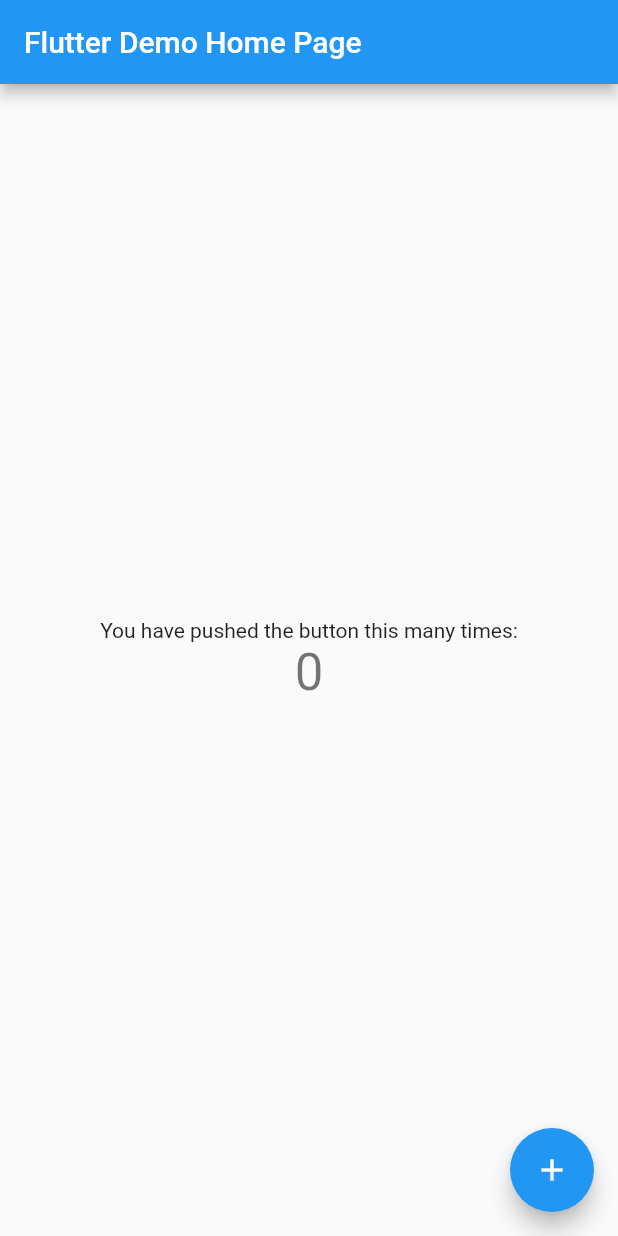
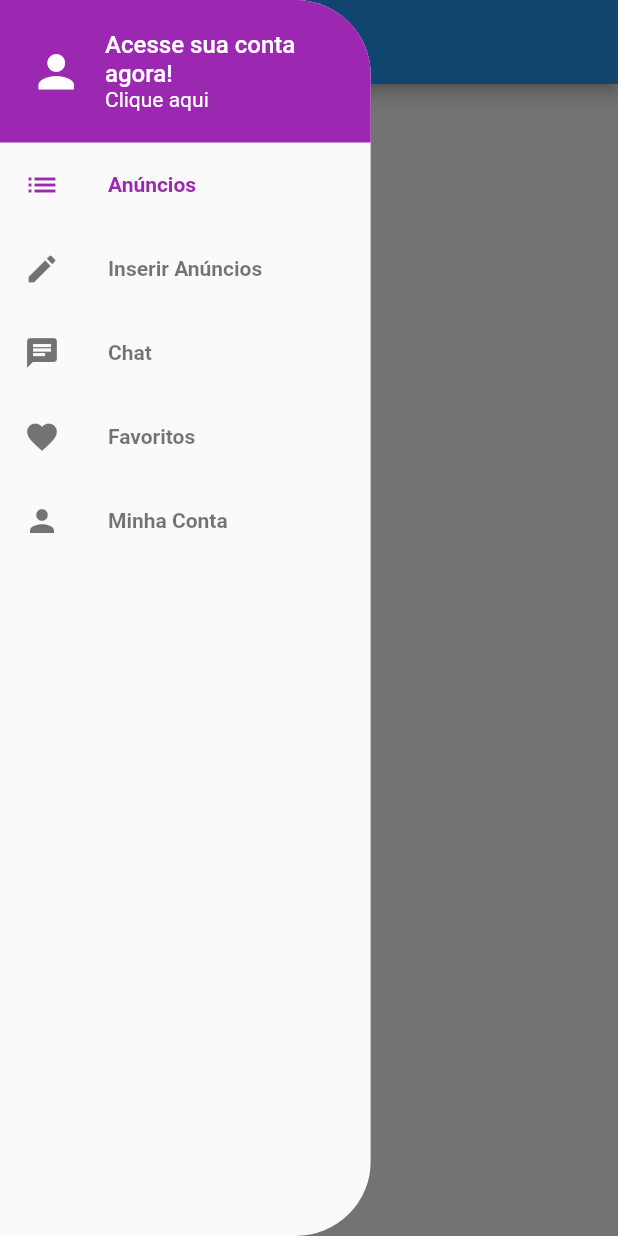
Before and after one commit to RBioZ/xlo_mobx, a Flutter app: the screen it shows after launch, with the side drawer open (before the commit the screen has no drawer), on a phone screen of 412 x 824 dp. Run offline on Flutter 3.47's test engine with Material 2 defaults, Android fonts, the phone set to English and light mode, and no system bars; our stand-ins replace parse_server_sdk_flutter.

Commit message:
:sparkles: custom drawer

```diff
--- /dev/null
+++ b/lib/components/custom_drawer/custom_drawer.dart
@@ -0,0 +1,21 @@
+import 'package:flutter/material.dart';
+import 'package:xlo_mobx/components/custom_drawer/custom_drawer_header.dart';
+import 'package:xlo_mobx/components/custom_drawer/page_section.dart';
+
+class CustomDrawer extends StatelessWidget {
+  const CustomDrawer({Key? key}) : super(key: key);
+
+  @override
+  Widget build(BuildContext context) {
+    return ClipRRect(
+      borderRadius: BorderRadius.horizontal(right: Radius.circular(50)),
+      child: SizedBox(
+          width: MediaQuery.of(context).size.width * 0.6,
+          child: Drawer(
+            child: ListView(
+              children: [CustomDrawerHeader(), PageSection()],
+            ),
+          )),
+    );
+  }
+}
--- /dev/null
+++ b/lib/components/custom_drawer/custom_drawer_header.dart
@@ -0,0 +1,46 @@
+import 'package:flutter/material.dart';
+
+class CustomDrawerHeader extends StatelessWidget {
+  const CustomDrawerHeader({Key? key}) : super(key: key);
+
+  @override
+  Widget build(BuildContext context) {
+    return Container(
+      color: Colors.purple,
+      height: 95,
+      padding: const EdgeInsets.symmetric(horizontal: 20),
+      child: Row(
+        children: [
+          Icon(
+            Icons.person,
+            color: Colors.white,
+            size: 35,
+          ),
+          SizedBox(
+            width: 15,
+          ),
+          Expanded(
+            child: Column(
+              crossAxisAlignment: CrossAxisAlignment.start,
+              mainAxisAlignment: MainAxisAlignment.center,
+              children: [
+                Text(
+                  'Acesse sua conta agora!',
+                  style: TextStyle(
+                      color: Colors.white,
+                      fontSize: 16,
+                      fontWeight: FontWeight.w500),
+                ),
+                Text('Clique aqui',
+                    style: TextStyle(
+                        color: Colors.white,
+                        fontSize: 14,
+                        fontWeight: FontWeight.w400))
+              ],
+            ),
+          )
+        ],
+      ),
+    );
+  }
+}
--- /dev/null
+++ b/lib/components/custom_drawer/page_section.dart
@@ -0,0 +1,44 @@
+import 'package:flutter/material.dart';
+import 'package:xlo_mobx/components/custom_drawer/page_tile.dart';
+
+class PageSection extends StatelessWidget {
+  const PageSection({Key? key}) : super(key: key);
+
+  @override
+  Widget build(BuildContext context) {
+    return Column(
+      children: [
+        PageTile(
+          label: 'Anúncios',
+          iconData: Icons.list,
+          onTap: () {},
+          highLighted: true,
+        ),
+        PageTile(
+          label: 'Inserir Anúncios',
+          iconData: Icons.edit,
+          onTap: () {},
+          highLighted: false,
+        ),
+        PageTile(
+          label: 'Chat',
+          iconData: Icons.chat,
+          onTap: () {},
+          highLighted: false,
+        ),
+        PageTile(
+          label: 'Favoritos',
+          iconData: Icons.favorite,
+          onTap: () {},
+          highLighted: false,
+        ),
+        PageTile(
+          label: 'Minha Conta',
+          iconData: Icons.person,
+          onTap: () {},
+          highLighted: false,
+        ),
+      ],
+    );
+  }
+}
--- /dev/null
+++ b/lib/components/custom_drawer/page_tile.dart
@@ -0,0 +1,33 @@
+import 'package:flutter/material.dart';
+
+class PageTile extends StatelessWidget {
+  final String label;
+  final IconData iconData;
+  final VoidCallback onTap;
+  final bool highLighted;
+
+  const PageTile(
+      {Key? key,
+      required this.label,
+      required this.iconData,
+      required this.onTap,
+      required this.highLighted})
+      : super(key: key);
+
+  @override
+  Widget build(BuildContext context) {
+    return ListTile(
+      title: Text(
+        label,
+        style: TextStyle(
+            fontWeight: FontWeight.w700,
+            color: highLighted ? Colors.purple : Colors.black54),
+      ),
+      leading: Icon(
+        iconData,
+        color: highLighted ? Colors.purple : Colors.black54,
+      ),
+      onTap: onTap,
+    );
+  }
+}
--- a/lib/main.dart
+++ b/lib/main.dart
@@ -1,7 +1,19 @@
 import 'package:flutter/material.dart';
+import 'package:parse_server_sdk_flutter/parse_server_sdk.dart';
+import 'package:xlo_mobx/screens/base/base_screen.dart';
 
-void main() {
+void main() async {
+  WidgetsFlutterBinding.ensureInitialized();
+  await initializeParse();
   runApp(const MyApp());
+}
+
+Future<void> initializeParse() async {
+  await Parse().initialize("p17sQKTpYtQTeANd6af6Az4pcMg0IcI3X8bh5a2t",
+      "https://parseapi.back4app.com/",
+      clientKey: "rsRylol80K64mbnMbHQ8RFlpPc71JIpQoJ6lj5pi",
+      autoSendSessionId: true,
+      debug: true);
 }
 
 class MyApp extends StatelessWidget {
@@ -11,105 +23,11 @@ class MyApp extends StatelessWidget {
   @override
   Widget build(BuildContext context) {
     return MaterialApp(
-      title: 'Flutter Demo',
+      title: 'XLO',
       theme: ThemeData(
-        // This is the theme of your application.
-        //
-        // Try running your application with "flutter run". You'll see the
-        // application has a blue toolbar. Then, without quitting the app, try
-        // changing the primarySwatch below to Colors.green and then invoke
-        // "hot reload" (press "r" in the console where you ran "flutter run",
-        // or simply save your changes to "hot reload" in a Flutter IDE).
-        // Notice that the counter didn't reset back to zero; the application
-        // is not restarted.
         primarySwatch: Colors.blue,
       ),
-      home: const MyHomePage(title: 'Flutter Demo Home Page'),
+      home: BaseScreen(),
     );
   }
 }
-
-class MyHomePage extends StatefulWidget {
-  const MyHomePage({Key? key, required this.title}) : super(key: key);
-
-  // This widget is the home page of your application. It is stateful, meaning
-  // that it has a State object (defined below) that contains fields that affect
-  // how it looks.
-
-  // This class is the configuration for the state. It holds the values (in this
-  // case the title) provided by the parent (in this case the App widget) and
-  // used by the build method of the State. Fields in a Widget subclass are
-  // always marked "final".
-
-  final String title;
-
-  @override
-  State<MyHomePage> createState() => _MyHomePageState();
-}
-
-class _MyHomePageState extends State<MyHomePage> {
-  int _counter = 0;
-
-  void _incrementCounter() {
-    setState(() {
-      // This call to setState tells the Flutter framework that something has
-      // changed in this State, which causes it to rerun the build method below
-      // so that the display can reflect the updated values. If we changed
-      // _counter without calling setState(), then the build method would not be
-      // called again, and so nothing would appear to happen.
-      _counter++;
-    });
-  }
-
-  @override
-  Widget build(BuildContext context) {
-    // This method is rerun every time setState is called, for instance as done
-    // by the _incrementCounter method above.
-    //
-    // The Flutter framework has been optimized to make rerunning build methods
-    // fast, so that you can just rebuild anything that needs updating rather
-    // than having to individually change instances of widgets.
-    return Scaffold(
-      appBar: AppBar(
-        // Here we take the value from the MyHomePage object that was created by
-        // the App.build method, and use it to set our appbar title.
-        title: Text(widget.title),
-      ),
-      body: Center(
-        // Center is a layout widget. It takes a single child and positions it
-        // in the middle of the parent.
-        child: Column(
-          // Column is also a layout widget. It takes a list of children and
-          // arranges them vertically. By default, it sizes itself to fit its
-          // children horizontally, and tries to be as tall as its parent.
-          //
-          // Invoke "debug painting" (press "p" in the console, choose the
-          // "Toggle Debug Paint" action from the Flutter Inspector in Android
-          // Studio, or the "Toggle Debug Paint" command in Visual Studio Code)
-          // to see the wireframe for each widget.
-          //
-          // Column has various properties to control how it sizes itself and
-          // how it positions its children. Here we use mainAxisAlignment to
-          // center the children vertically; the main axis here is the vertical
-          // axis because Columns are vertical (the cross axis would be
-          // horizontal).
-          mainAxisAlignment: MainAxisAlignment.center,
-          children: <Widget>[
-            const Text(
-              'You have pushed the button this many times:',
-            ),
-            Text(
-              '$_counter',
-              style: Theme.of(context).textTheme.headline4,
-            ),
-          ],
-        ),
-      ),
-      floatingActionButton: FloatingActionButton(
-        onPressed: _incrementCounter,
-        tooltip: 'Increment',
-        child: const Icon(Icons.add),
-      ), // This trailing comma makes auto-formatting nicer for build methods.
-    );
-  }
-}
--- /dev/null
+++ b/lib/screens/base/base_screen.dart
@@ -0,0 +1,21 @@
+import 'package:flutter/material.dart';
+import 'package:xlo_mobx/screens/home/home_screen.dart';
+
+class BaseScreen extends StatelessWidget {
+  final PageController pageController = PageController();
+
+  @override
+  Widget build(BuildContext context) {
+    return PageView(
+      controller: pageController,
+      physics: const NeverScrollableScrollPhysics(),
+      children: [
+        HomeScreen(),
+        Container(color: Colors.green),
+        Container(color: Colors.blue),
+        Container(color: Colors.yellow),
+        Container(color: Colors.cyan),
+      ],
+    );
+  }
+}
--- /dev/null
+++ b/lib/screens/home/home_screen.dart
@@ -0,0 +1,14 @@
+import 'package:flutter/material.dart';
+import 'package:xlo_mobx/components/custom_drawer/custom_drawer.dart';
+
+class HomeScreen extends StatelessWidget {
+  const HomeScreen({Key? key}) : super(key: key);
+
+  @override
+  Widget build(BuildContext context) {
+    return Scaffold(
+      appBar: AppBar(),
+      drawer: const CustomDrawer(),
+    );
+  }
+}
--- a/pubspec.yaml
+++ b/pubspec.yaml
@@ -34,6 +34,7 @@ dependencies:
   # The following adds the Cupertino Icons font to your application.
   # Use with the CupertinoIcons class for iOS style icons.
   cupertino_icons: ^1.0.2
+  parse_server_sdk_flutter: ^3.1.2
 
 dev_dependencies:
   flutter_test:
```
Also changed, not shown: pubspec.lock, 15 other files.
